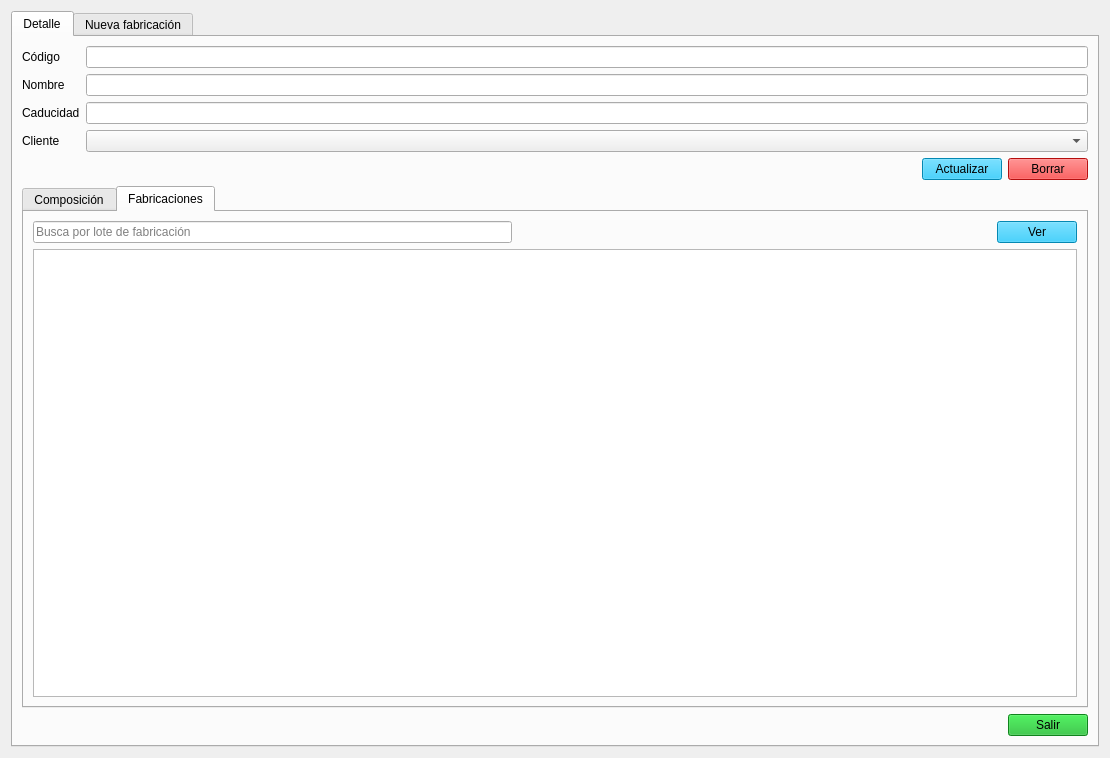
Old version of the form productos/view/ventana_producto_detalle6.ui in the repository jolumon/proyecto_24_25.
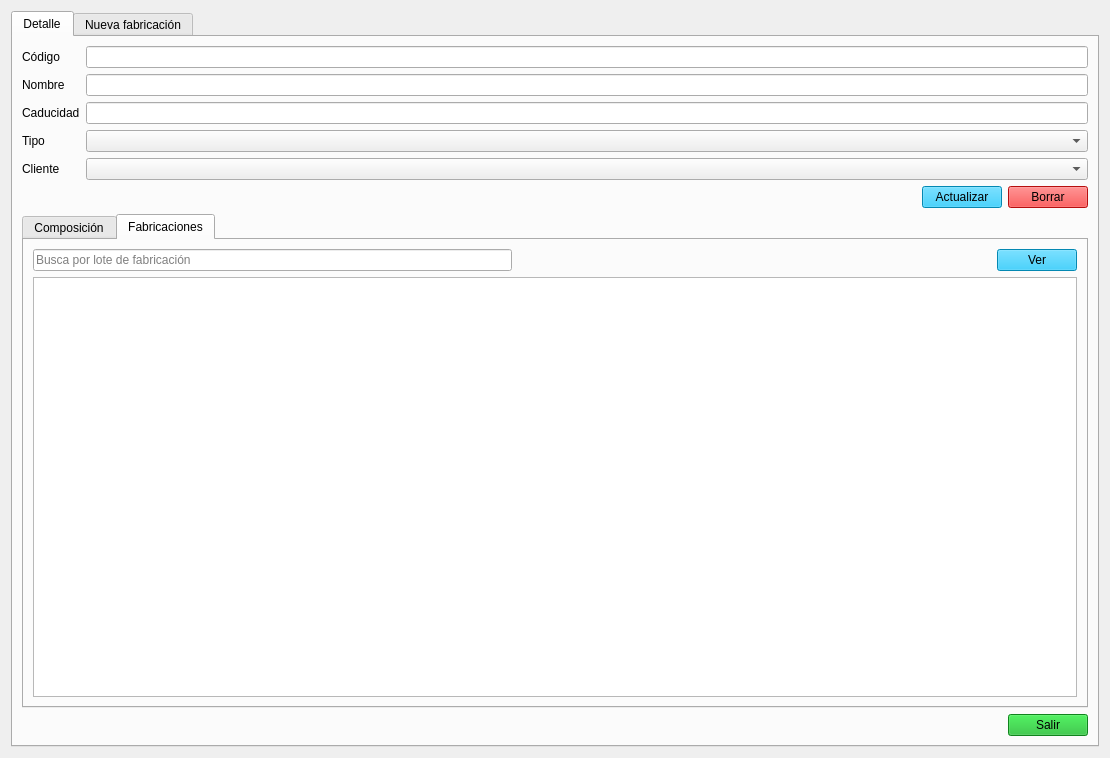
New version of the form.

Commit message: Actualizar ui ventanas de productos cosmeticos

What changed in the file:
```diff
--- a/productos/view/ventana_producto_detalle6.ui
+++ b/productos/view/ventana_producto_detalle6.ui
@@ -71,16 +71,26 @@
          <item row="2" column="1">
           <widget class="QLineEdit" name="le_caducidad_det"/>
          </item>
-         <item row="3" column="0">
+         <item row="4" column="0">
           <widget class="QLabel" name="lbl_cliente_det">
            <property name="text">
             <string>Cliente</string>
            </property>
           </widget>
          </item>
-         <item row="3" column="1">
+         <item row="4" column="1">
           <widget class="QComboBox" name="cb_cliente"/>
          </item>
+         <item row="3" column="0">
+          <widget class="QLabel" name="lbl_tipo_det">
+           <property name="text">
+            <string>Tipo</string>
+           </property>
+          </widget>
+         </item>
+         <item row="3" column="1">
+          <widget class="QComboBox" name="cb_tipo"/>
+         </item>
         </layout>
        </item>
        <item>
```
The commit also changes 1 other file.
